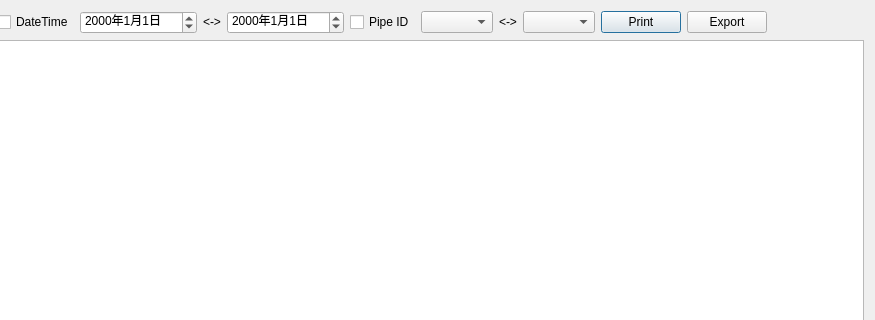
Above: ui/disassaydata.ui from binnary/BSCJZ8 before the change; both pictures show x 175 to 1050 and y 0 to 320 of the 1050 by 527 pixel window. Below: the same form after it.
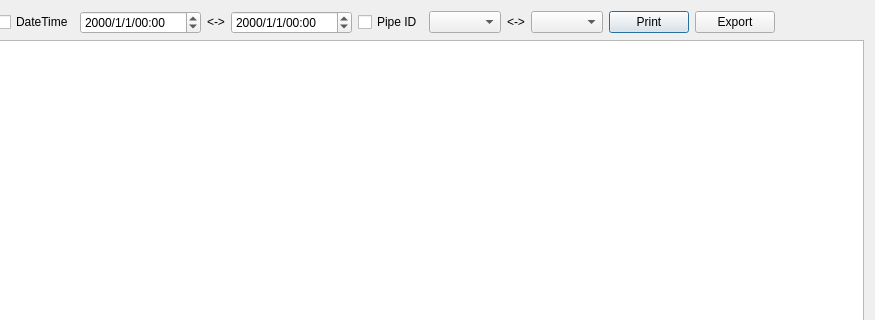
That is the form after the change.

Diff of the .ui file:
```diff
--- a/ui/disassaydata.ui
+++ b/ui/disassaydata.ui
@@ -36,7 +36,7 @@
      <item>
       <widget class="QDateTimeEdit" name="dateTimeEdit_Start">
        <property name="displayFormat">
-        <string>yyyy年M月d日</string>
+        <string>yyyy/M/d/hh:mm</string>
        </property>
       </widget>
      </item>
@@ -50,7 +50,7 @@
      <item>
       <widget class="QDateTimeEdit" name="dateTimeEdit_End">
        <property name="displayFormat">
-        <string>yyyy年M月d日</string>
+        <string>yyyy/M/d/hh:mm</string>
        </property>
       </widget>
      </item>
```
